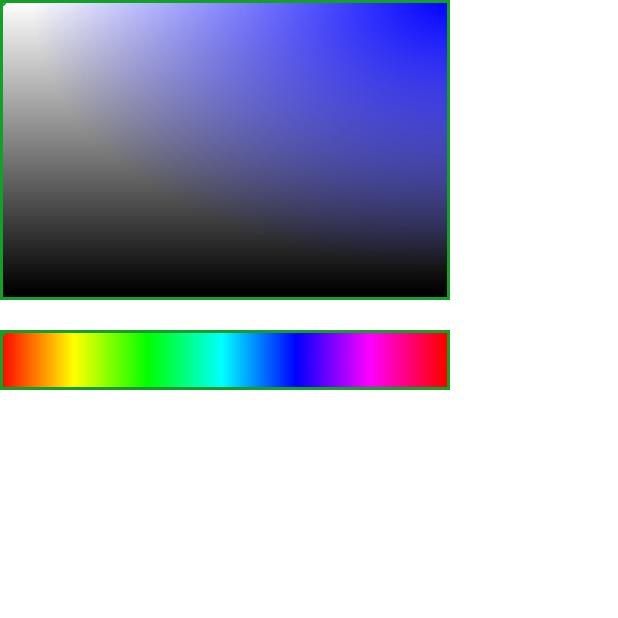
After one commit to AshBelm/MCMOLibraryDemo, an Android app: the ColorPickActivity screen opened directly, with no data from a screen before it, on a phone screen of 412 x 824 dp, the top half of it. The commit adds this screen. Run offline under Robolectric (Android 15) with nearby library versions, the phone set to English and light mode, and no system bars.

Commit message:
颜色选择控件

```diff
--- a/app/src/main/AndroidManifest.xml
+++ b/app/src/main/AndroidManifest.xml
@@ -19,6 +19,7 @@
         <activity android:name=".BottomActivity"></activity>
         <activity android:name=".BuleToothScanActivity"></activity>
         <activity android:name=".NestedScrollActivity"></activity>
+        <activity android:name=".ColorPickActivity"></activity>
     </application>
 
 </manifest>
--- /dev/null
+++ b/app/src/main/java/com/mcmo/z/librarydemo/ColorPickActivity.java
@@ -0,0 +1,42 @@
+package com.mcmo.z.librarydemo;
+
+import android.app.Activity;
+import android.graphics.LinearGradient;
+import android.os.Bundle;
+import android.util.Log;
+import android.view.View;
+
+import com.mcmo.z.library.widget.ColorDetailView;
+import com.mcmo.z.library.widget.LinearColorPickView;
+import com.mcmo.z.library.widget.OnColorChangeListener;
+
+/**
+ * Created by ZhangWei on 2016/12/22.
+ */
+
+public class ColorPickActivity extends Activity {
+    private LinearColorPickView lcp;
+    private ColorDetailView cdv;
+    private View v;
+    @Override
+    protected void onCreate(Bundle savedInstanceState) {
+        super.onCreate(savedInstanceState);
+        setContentView(R.layout.activity_colorpick);
+        lcp= (LinearColorPickView) findViewById(R.id.lcp);
+        cdv= (ColorDetailView) findViewById(R.id.cdv);
+        v=findViewById(R.id.v);
+        lcp.setOnColorChangeListener(new OnColorChangeListener() {
+            @Override
+            public void onColorChanged(int color, float x, float y) {
+                cdv.setColor(color);
+            }
+        });
+        cdv.setOnColorChangeListener(new OnColorChangeListener() {
+            @Override
+            public void onColorChanged(int color, float x, float y) {
+                v.setBackgroundColor(color);
+                Log.e("color", "onColorChanged "+Integer.toHexString(color));
+            }
+        });
+    }
+}
--- a/app/src/main/java/com/mcmo/z/librarydemo/MainActivity.java
+++ b/app/src/main/java/com/mcmo/z/librarydemo/MainActivity.java
@@ -23,6 +23,7 @@ public class MainActivity extends ListActivity {
         items.add(new Item("bottomDialog",BottomActivity.class));
         items.add(new Item("BlueToothScan",BuleToothScanActivity.class));
         items.add(new Item("NestedScrollDemo",NestedScrollActivity.class));
+        items.add(new Item("ColorPick",ColorPickActivity.class));
         setListAdapter(new MyAdapter());
     }
 
--- /dev/null
+++ b/app/src/main/res/layout/activity_colorpick.xml
@@ -0,0 +1,24 @@
+<?xml version="1.0" encoding="utf-8"?>
+<LinearLayout xmlns:android="http://schemas.android.com/apk/res/android"
+    xmlns:app="http://schemas.android.com/apk/res-auto"
+    android:layout_width="match_parent"
+    android:layout_height="match_parent"
+    android:background="#fff"
+    android:orientation="vertical">
+    <com.mcmo.z.library.widget.ColorDetailView
+        android:id="@+id/cdv"
+        android:layout_width="wrap_content"
+        android:layout_height="200dp"
+        app:detailColor="#00f"
+        />
+    <com.mcmo.z.library.widget.LinearColorPickView
+        android:id="@+id/lcp"
+        android:layout_marginTop="20dp"
+        android:layout_width="wrap_content"
+        android:layout_height="wrap_content"
+        />
+    <View
+        android:id="@+id/v"
+        android:layout_width="80dp"
+        android:layout_height="80dp"/>
+</LinearLayout>
--- a/app/src/main/res/values/colors.xml
+++ b/app/src/main/res/values/colors.xml
@@ -2,5 +2,5 @@
 <resources>
     <color name="colorPrimary">#3F51B5</color>
     <color name="colorPrimaryDark">#303F9F</color>
-    <color name="colorAccent">#FF4081</color>
+    <color name="colorAccent">#149f29</color>
 </resources>
--- a/app/src/main/res/values/dimens.xml
+++ b/app/src/main/res/values/dimens.xml
@@ -2,4 +2,6 @@
     <!-- Default screen margins, per the Android Design guidelines. -->
     <dimen name="activity_horizontal_margin">16dp</dimen>
     <dimen name="activity_vertical_margin">16dp</dimen>
+
+
 </resources>
--- /dev/null
+++ b/library/src/main/java/com/mcmo/z/library/widget/ColorDetailView.java
@@ -0,0 +1,183 @@
+package com.mcmo.z.library.widget;
+
+import android.content.Context;
+import android.content.res.TypedArray;
+import android.graphics.Bitmap;
+import android.graphics.Canvas;
+import android.graphics.LinearGradient;
+import android.graphics.Paint;
+import android.graphics.PorterDuff;
+import android.graphics.RadialGradient;
+import android.graphics.RectF;
+import android.graphics.Shader;
+import android.util.AttributeSet;
+import android.view.MotionEvent;
+import android.view.View;
+
+import com.mcmo.z.library.R;
+
+/**
+ * Created by ZhangWei on 2016/12/22.
+ */
+
+public class ColorDetailView extends View {
+    private RadialGradient mRGradient;
+    private LinearGradient mLGradient;
+    private Bitmap mBitmap;
+    private int colorAccent;
+    private final int DEFAULT_COLOR = 0xff909090;
+
+    private Paint mPaint;
+    private RectF mBound;
+    private float DEFAULT_FRAME_WIDTH = 6;
+    private float DEFAULT_SELECT_WIDTH = 2;
+    private final int[] colors = {0xffffffff, 0xff000000};
+
+    private int color = 0xffff0000;
+
+    private OnColorChangeListener mListener;
+
+    public ColorDetailView(Context context) {
+        this(context, null);
+    }
+
+    public ColorDetailView(Context context, AttributeSet attrs) {
+        this(context, attrs, 0);
+    }
+
+    public ColorDetailView(Context context, AttributeSet attrs, int defStyleAttr) {
+        super(context, attrs, defStyleAttr);
+        int[] attrsArray = {android.R.attr.colorAccent};
+        TypedArray typedArray = context.obtainStyledAttributes(attrsArray);
+        colorAccent = typedArray.getColor(0, DEFAULT_COLOR);
+        typedArray.recycle();
+
+        typedArray = context.obtainStyledAttributes(attrs, R.styleable.ColorDetailView);
+        color = typedArray.getColor(R.styleable.ColorDetailView_detailColor, DEFAULT_COLOR);
+
+        mPaint = new Paint();
+        mBound = new RectF();
+    }
+
+    public void setColor(int color) {
+        this.color = color;
+        if (getWidth() != 0 && getHeight() != 0)
+            changeColorBitmap(getWidth(), getHeight());
+        invalidate();
+    }
+
+    public void setOnColorChangeListener(OnColorChangeListener mListener) {
+        this.mListener = mListener;
+    }
+
+    private float heightScale = 0.9f;
+
+    private void init(int w, int h) {
+        if (mBitmap != null) {
+            mBitmap.recycle();
+            mBitmap = null;
+        }
+        mBitmap = Bitmap.createBitmap(w, h, Bitmap.Config.ARGB_8888);
+
+        float frameSize = DEFAULT_FRAME_WIDTH / 2.0f;
+        mBound.set(0 + frameSize, 0 + frameSize, w - frameSize, h - frameSize);
+
+        mLGradient = new LinearGradient(0, 0, 0, mBound.height()-2, colors, null, Shader.TileMode.CLAMP);
+
+        changeColorBitmap(w, h);
+
+    }
+
+    private void changeColorBitmap(int w, int h) {
+        Canvas canvas = new Canvas(mBitmap);
+        canvas.drawColor(0xffffffff, PorterDuff.Mode.CLEAR);
+        mPaint.setStyle(Paint.Style.FILL);
+        mPaint.setShader(mLGradient);
+        canvas.drawRect(mBound, mPaint);
+        //
+        float radius=mBound.width()*0.94f;
+        mRGradient = new RadialGradient(w, 0, radius, color, color & 0x00ffffff, Shader.TileMode.CLAMP);
+        mPaint.setShader(mRGradient);
+        float scale = (h * heightScale) / radius;
+        canvas.save();
+        canvas.scale(1, scale);
+        canvas.drawRect(mBound.left, mBound.top, mBound.right, mBound.bottom / scale, mPaint);
+        canvas.restore();
+        //
+        mPaint.setShader(null);
+        mPaint.setStyle(Paint.Style.STROKE);
+        mPaint.setColor(colorAccent);
+        mPaint.setStrokeWidth(DEFAULT_FRAME_WIDTH);
+        canvas.drawRect(0, 0, w, h, mPaint);
+        //
+        mPaint.setStrokeWidth(DEFAULT_SELECT_WIDTH);
+    }
+
+    @Override
+    protected void onMeasure(int widthMeasureSpec, int heightMeasureSpec) {
+        int wMode = MeasureSpec.getMode(widthMeasureSpec);
+        int wSize = MeasureSpec.getSize(widthMeasureSpec);
+        int hMode = MeasureSpec.getMode(heightMeasureSpec);
+        int hSize = MeasureSpec.getSize(heightMeasureSpec);
+        if (wMode != MeasureSpec.EXACTLY) {
+            wSize = getResources().getDimensionPixelSize(R.dimen.color_pick_default_width);
+            widthMeasureSpec = MeasureSpec.makeMeasureSpec(wSize, wMode);
+        }
+        if (hMode != MeasureSpec.EXACTLY) {
+            hSize = getResources().getDimensionPixelSize(R.dimen.color_pick_default_height_detail);
+            heightMeasureSpec = MeasureSpec.makeMeasureSpec(hSize, hMode);
+        }
+        super.onMeasure(widthMeasureSpec, heightMeasureSpec);
+
+    }
+
+    @Override
+    protected void onSizeChanged(int w, int h, int oldw, int oldh) {
+        super.onSizeChanged(w, h, oldw, oldh);
+        int width = w - getPaddingLeft() - getPaddingRight();
+        int height = h - getPaddingTop() - getPaddingBottom();
+        init(width, height);
+    }
+
+    @Override
+    protected void onDraw(Canvas canvas) {
+        super.onDraw(canvas);
+        if (mBitmap != null) {
+            canvas.drawBitmap(mBitmap, getPaddingLeft(), getPaddingTop(), null);
+            canvas.drawCircle(x, y, 6, mPaint);
+        }
+    }
+
+    private float x, y;
+
+    @Override
+    public boolean onTouchEvent(MotionEvent event) {
+        x = clamp(event.getX(), mBound.left + 0.5f, mBound.right - 0.5f);
+        y = clamp(event.getY(), mBound.top + 0.5f, mBound.bottom - 0.5f);
+        switch (event.getAction()) {
+            case MotionEvent.ACTION_DOWN:
+                break;
+            case MotionEvent.ACTION_MOVE:
+                break;
+            case MotionEvent.ACTION_UP:
+                break;
+            case MotionEvent.ACTION_CANCEL:
+                break;
+        }
+        if (mListener != null) {
+            mListener.onColorChanged(mBitmap.getPixel((int) x, (int) y), x, y);
+        }
+        invalidate();
+        return true;
+    }
+
+    private float clamp(float x, float min, float max) {
+        if (x < min) {
+            return min;
+        } else if (x > max) {
+            return max;
+        } else {
+            return x;
+        }
+    }
+}
--- /dev/null
+++ b/library/src/main/java/com/mcmo/z/library/widget/LinearColorPickView.java
@@ -0,0 +1,150 @@
+package com.mcmo.z.library.widget;
+
+import android.content.Context;
+import android.content.res.TypedArray;
+import android.graphics.Bitmap;
+import android.graphics.Canvas;
+import android.graphics.Color;
+import android.graphics.LinearGradient;
+import android.graphics.Paint;
+import android.graphics.Rect;
+import android.graphics.RectF;
+import android.graphics.Shader;
+import android.graphics.drawable.Drawable;
+import android.util.AttributeSet;
+import android.util.EventLog;
+import android.view.MotionEvent;
+import android.view.View;
+
+import com.mcmo.z.library.R;
+
+/**
+ * Created by ZhangWei on 2016/12/22.
+ */
+
+public class LinearColorPickView extends View {
+    private LinearGradient mLGradient;
+    private final int[] colors = {0xffff0000, 0xffffff00, 0xff00ff00, 0xff00ffff, 0xff0000ff, 0xffff00ff, 0xffff0000};
+    private Bitmap mBitmap;
+    private int colorAccent;
+    private final int DEFAULT_COLOR=0xff909090;
+    private Paint mPaint;
+    private RectF mBound;
+    private float DEFAULT_FRAME_WIDTH=6;
+    private float DEFAULT_SELECT_WIDTH=2;
+    private OnColorChangeListener mListener;
+
+    public LinearColorPickView(Context context) {
+        this(context, null);
+    }
+
+    public LinearColorPickView(Context context, AttributeSet attrs) {
+        this(context, attrs, 0);
+    }
+
+    public LinearColorPickView(Context context, AttributeSet attrs, int defStyleAttr) {
+        super(context, attrs, defStyleAttr);
+        int[] attrsArray = { android.R.attr.colorAccent };
+        TypedArray typedArray = context.obtainStyledAttributes(attrsArray);
+        colorAccent = typedArray.getColor(0, DEFAULT_COLOR);
+        typedArray.recycle();
+
+        mPaint = new Paint();
+        mBound=new RectF();
+    }
+
+    public void setOnColorChangeListener(OnColorChangeListener mListener) {
+        this.mListener = mListener;
+    }
+
+    @Override
+    protected void onMeasure(int widthMeasureSpec, int heightMeasureSpec) {
+        int wMode = MeasureSpec.getMode(widthMeasureSpec);
+        int wSize = MeasureSpec.getSize(widthMeasureSpec);
+        int hMode = MeasureSpec.getMode(heightMeasureSpec);
+        int hSize = MeasureSpec.getSize(heightMeasureSpec);
+        if (wMode != MeasureSpec.EXACTLY) {
+            wSize = getResources().getDimensionPixelSize(R.dimen.color_pick_default_width);
+            widthMeasureSpec = MeasureSpec.makeMeasureSpec(wSize, wMode);
+        }
+        if (hMode != MeasureSpec.EXACTLY) {
+            hSize = getResources().getDimensionPixelSize(R.dimen.color_pick_default_height_linear);
+            heightMeasureSpec = MeasureSpec.makeMeasureSpec(hSize, hMode);
+        }
+        super.onMeasure(widthMeasureSpec, heightMeasureSpec);
+
+    }
+
+    @Override
+    protected void onSizeChanged(int w, int h, int oldw, int oldh) {
+        super.onSizeChanged(w, h, oldw, oldh);
+        int width = w - getPaddingLeft() - getPaddingRight();
+        int height = h - getPaddingTop() - getPaddingBottom();
+        init(width, height);
+    }
+
+    private void init(int w, int h) {
+        if(mBitmap!=null){
+            mBitmap.recycle();
+            mBitmap=null;
+        }
+        mBitmap = Bitmap.createBitmap(w, h, Bitmap.Config.ARGB_8888);
+
+        float frameSize=DEFAULT_FRAME_WIDTH/2.0f;
+        mBound.set(0+frameSize, 0+frameSize, w-frameSize, h-frameSize);
+        mLGradient = new LinearGradient(0, 0, mBound.width(), 0, colors, null, Shader.TileMode.CLAMP);
+        Canvas canvas = new Canvas(mBitmap);
+        //
+        mPaint.setStyle(Paint.Style.FILL);
+        mPaint.setShader(mLGradient);
+        canvas.drawRect(mBound, mPaint);
+        //
+        mPaint.setShader(null);
+        mPaint.setStyle(Paint.Style.STROKE);
+        mPaint.setColor(colorAccent);
+        mPaint.setStrokeWidth(DEFAULT_FRAME_WIDTH);
+        canvas.drawRect(0,0,w,h,mPaint);
+        //
+        mPaint.setStrokeWidth(DEFAULT_SELECT_WIDTH);
+
+    }
+
+    @Override
+    protected void onDraw(Canvas canvas) {
+        super.onDraw(canvas);
+        if (mBitmap != null){
+            canvas.drawBitmap(mBitmap, getPaddingLeft(), getPaddingTop(), null);
+            canvas.drawCircle(x,y,6,mPaint);
+        }
+    }
+    private float x, y;
+    @Override
+    public boolean onTouchEvent(MotionEvent event) {
+        x=clamp(event.getX(),mBound.left+0.5f,mBound.right-0.5f);
+        y=clamp(event.getY(),mBound.top+0.5f,mBound.bottom-0.5f);
+        switch (event.getAction()){
+            case MotionEvent.ACTION_DOWN:
+                break;
+            case MotionEvent.ACTION_MOVE:
+                break;
+            case MotionEvent.ACTION_UP:
+                break;
+            case MotionEvent.ACTION_CANCEL:
+                break;
+        }
+        if(mListener!=null){
+            mListener.onColorChanged(mBitmap.getPixel((int)x,(int)y),x,y);
+        }
+        invalidate();
+        return true;
+    }
+    private float clamp(float x, float min, float max){
+        if(x<min){
+            return min;
+        }else if(x>max){
+            return max;
+        }else{
+            return x;
+        }
+    }
+}
--- /dev/null
+++ b/library/src/main/java/com/mcmo/z/library/widget/OnColorChangeListener.java
@@ -0,0 +1,9 @@
+package com.mcmo.z.library.widget;
+
+/**
+ * Created by ZhangWei on 2016/12/22.
+ */
+
+public interface OnColorChangeListener {
+    public void onColorChanged(int color,float x,float y);
+}
--- /dev/null
+++ b/library/src/main/res/values/dimens.xml
@@ -0,0 +1,6 @@
+<?xml version="1.0" encoding="utf-8"?>
+<resources>
+    <dimen name="color_pick_default_width">300dp</dimen>
+    <dimen name="color_pick_default_height_linear">40dp</dimen>
+    <dimen name="color_pick_default_height_detail">300dp</dimen>
+</resources>
--- a/library/src/main/res/values/styles.xml
+++ b/library/src/main/res/values/styles.xml
@@ -12,4 +12,8 @@
         <item name="android:windowEnterAnimation">@anim/dialog_bottom_in</item>
         <item name="android:windowExitAnimation">@anim/dialog_bottom_out</item>
     </style>
+
+    <declare-styleable name="ColorDetailView">
+        <attr name="detailColor" format="color"/>
+    </declare-styleable>
 </resources>
```
Also changed, not shown: library/src/main/java/com/mcmo/z/library/widget/ColorPickView.java (added, +41 -0 lines), library/src/main/java/com/mcmo/z/library/widget/a.java (deleted, +0 -7 lines), 2 other files.
